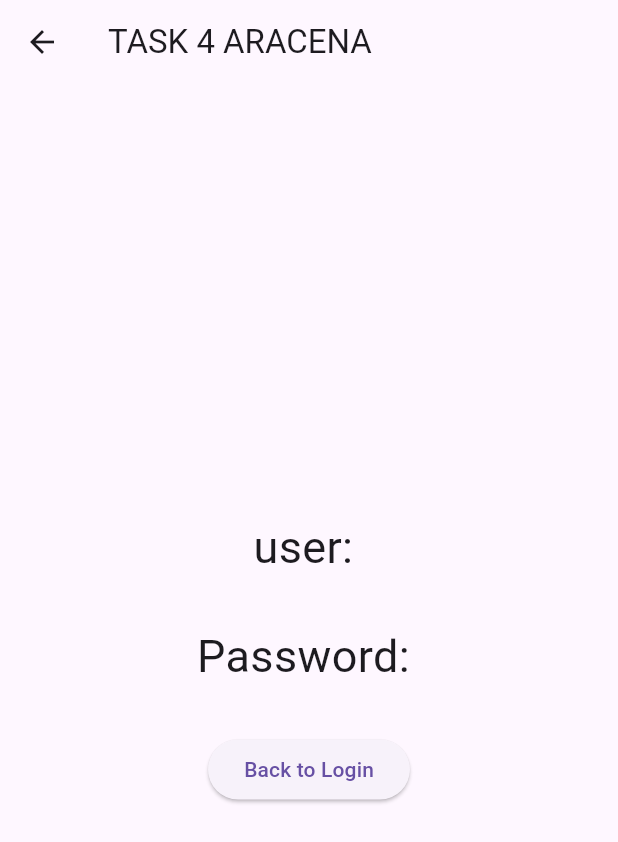
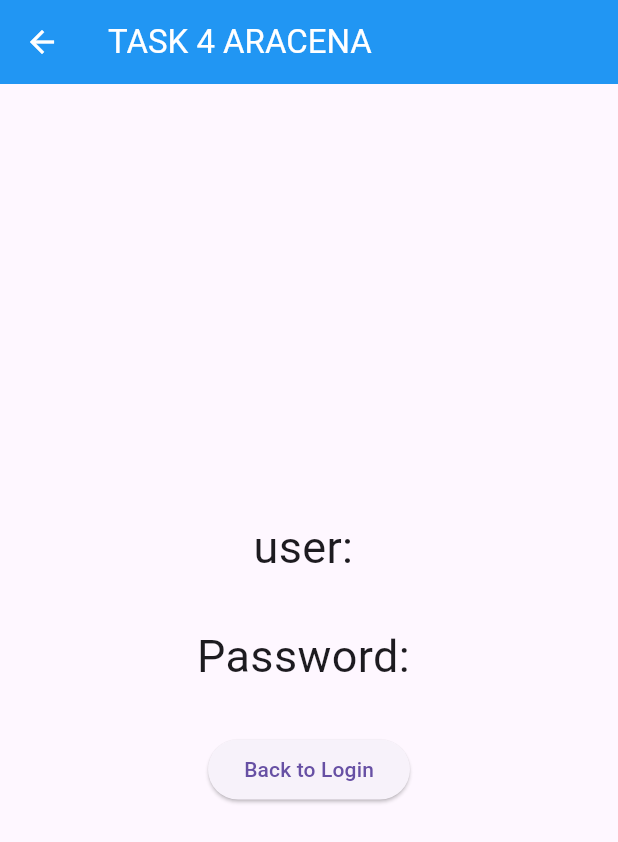
Before and after one commit to Aracena18/CCE-106-Activities, a Flutter app: the LandingPage screen opened directly with empty values, on a phone screen of 412 x 824 dp. Shown: the top 842 px of the screen. Run offline on Flutter 3.47's test engine with Material 3 defaults, Android fonts, the phone set to English and light mode, and no system bars.

Commit message:
Use blue AppBar for Task 4 landing

```diff
--- a/lib/activities/activity_03_login_register/landing.dart
+++ b/lib/activities/activity_03_login_register/landing.dart
@@ -14,6 +14,8 @@ class LandingPage extends StatelessWidget {
   Widget build(BuildContext context) {
     return Scaffold(
       appBar: AppBar(
+        backgroundColor: Colors.blue,
+        foregroundColor: Colors.white,
         title: const Text('TASK 4 ARACENA'),
       ),
       body: Center(
```
